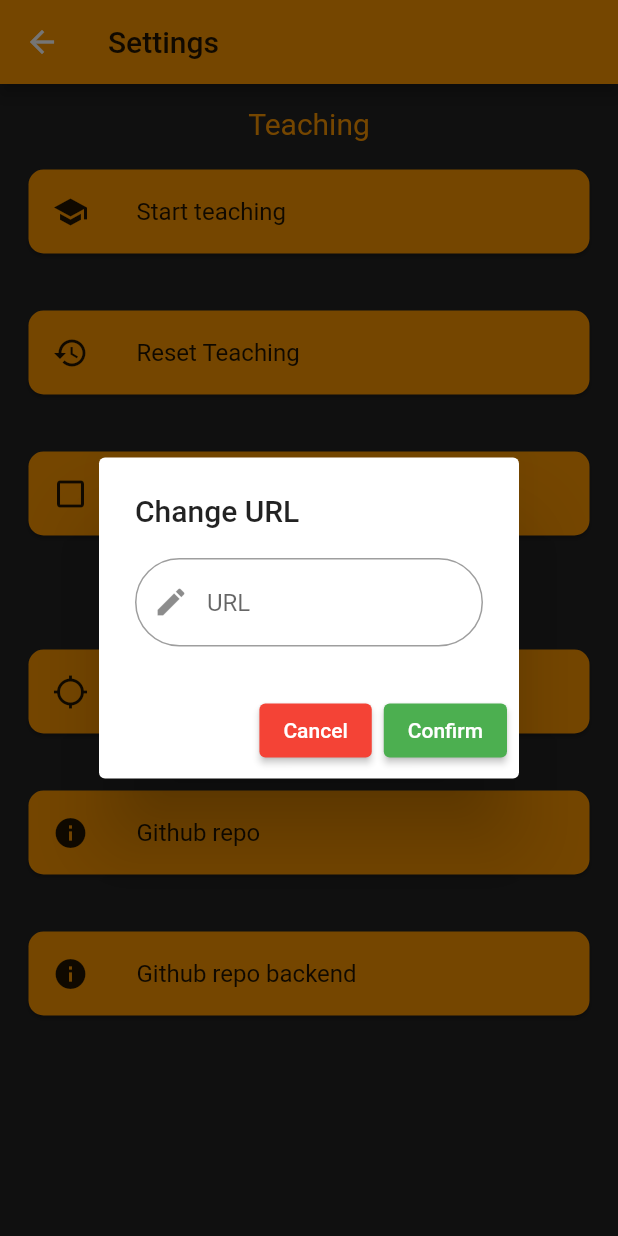
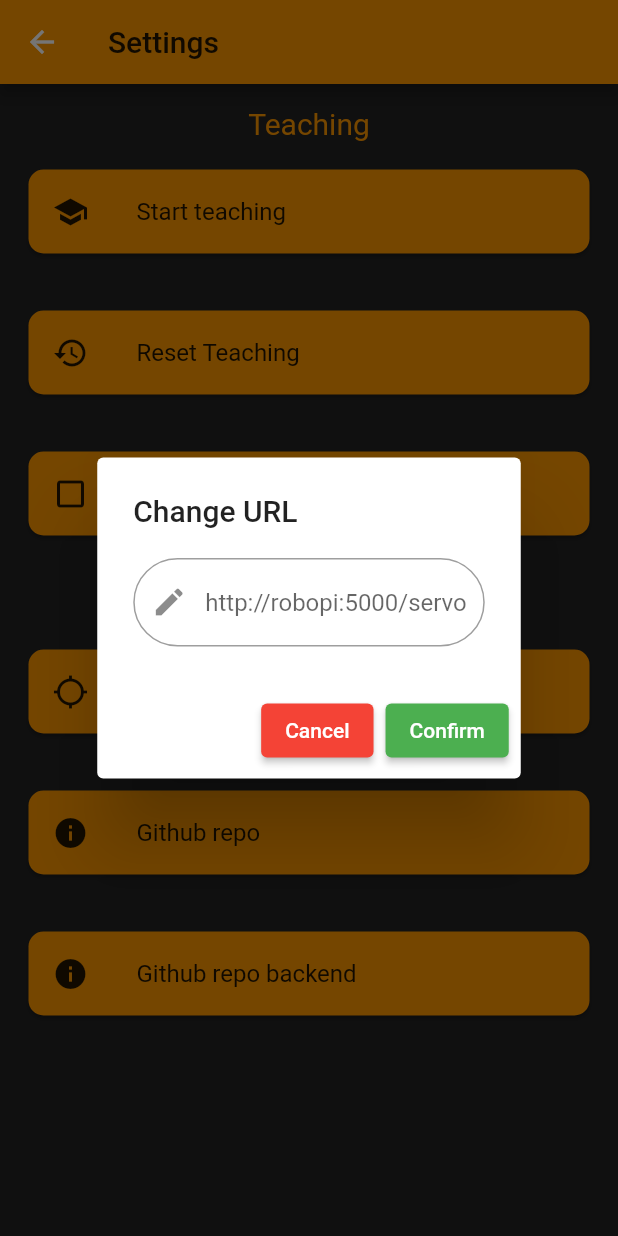
Before and after one commit to floodoo/Joy-it-Grab-it-robot02-frontend, a Flutter app: the SettingsScreen screen opened by its route, after a tap on "Change URL", on a phone screen of 412 x 824 dp. Run offline on Flutter 3.47's test engine with Material 2 defaults, Android fonts, the phone set to English and light mode, and no system bars; our stand-ins replace flutter_hooks, flutter_phoenix, google_fonts, hooks_riverpod, logger, shared_preferences; accounts and stored records are empty; network calls fail.

Commit message:
add url as hintText

```diff
--- a/lib/core/api/servo.dart
+++ b/lib/core/api/servo.dart
@@ -6,9 +6,9 @@ import 'package:shared_preferences/shared_preferences.dart';
 class Servo {
   Servo(this.id);
   final log = Logger();
+  String basicUrl = "http://robopi:5000/servo";
 
   int id;
-  String basicUrl = "http://robopi:5000/servo";
 
   Future<double> getPos() async {
     try {
--- a/lib/core/services/teaching.services.dart
+++ b/lib/core/services/teaching.services.dart
@@ -1,5 +1,4 @@
 import 'dart:convert';
-
 import 'package:flutter/material.dart';
 import 'package:http/http.dart' as http;
 import 'package:logger/logger.dart';
@@ -71,6 +70,8 @@ class TeachingService with ChangeNotifier {
       notifyListeners();
     } catch (e) {
       log.e("Error running teaching $e");
+      isRunning = false;
+      notifyListeners();
     }
   }
 
--- a/lib/ui/screens/home/home.screen.dart
+++ b/lib/ui/screens/home/home.screen.dart
@@ -33,6 +33,7 @@ class _HomeScreenState extends State<HomeScreen> {
             onPressed: () {
               _teaching.run();
             },
+            tooltip: "Run",
             icon: Icon(
               Icons.play_arrow,
               color: _theme.colors.accent,
--- a/lib/ui/screens/settings/widgets/url_dialog.dart
+++ b/lib/ui/screens/settings/widgets/url_dialog.dart
@@ -2,9 +2,28 @@ import 'package:flutter/material.dart';
 import 'package:flutter_hooks/flutter_hooks.dart';
 import 'package:shared_preferences/shared_preferences.dart';
 
-class URLDialog extends HookWidget {
+class URLDialog extends StatefulHookWidget {
   const URLDialog({Key? key}) : super(key: key);
   static final routeName = (URLDialog).toString();
+
+  @override
+  _URLDialogState createState() => _URLDialogState();
+}
+
+class _URLDialogState extends State<URLDialog> {
+  late String url;
+  bool isLoading = true;
+
+  @override
+  void initState() {
+    super.initState();
+    SharedPreferences.getInstance().then((prefs) {
+      setState(() {
+        url = prefs.getString("url") ?? "http://robopi:5000/servo";
+        isLoading = false;
+      });
+    });
+  }
 
   @override
   Widget build(BuildContext context) {
@@ -16,7 +35,9 @@ class URLDialog extends HookWidget {
       });
     }
 
-    return AlertDialog(
+    return (isLoading)
+        ? Container()
+        : AlertDialog(
             title: const Text("Change URL"),
             content: TextField(
               onEditingComplete: () {
@@ -25,7 +46,7 @@ class URLDialog extends HookWidget {
               },
               controller: _textFieldController,
               decoration: InputDecoration(
-            hintText: "URL",
+                  hintText: url,
                   border: OutlineInputBorder(
                     borderRadius: BorderRadius.circular(45),
                   ),
```
Also changed, not shown: lib/ui/screens/home/widgets/control_slider.dart (+6 -6 lines). Lines whose indentation alone changed are shown as unchanged.
